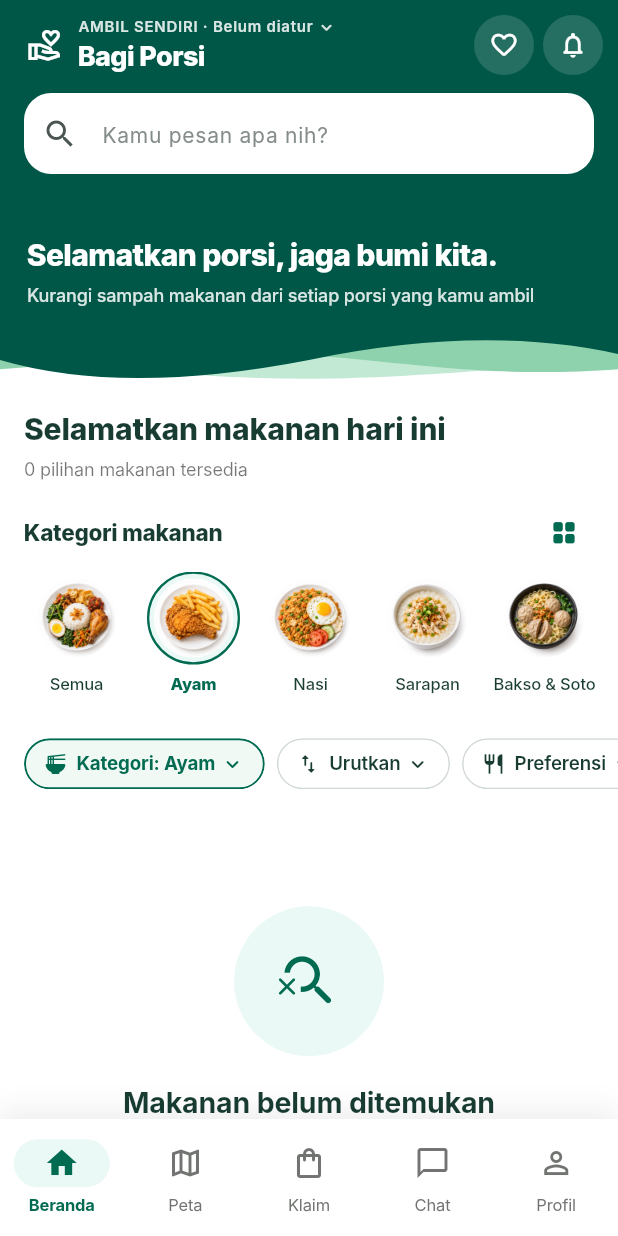
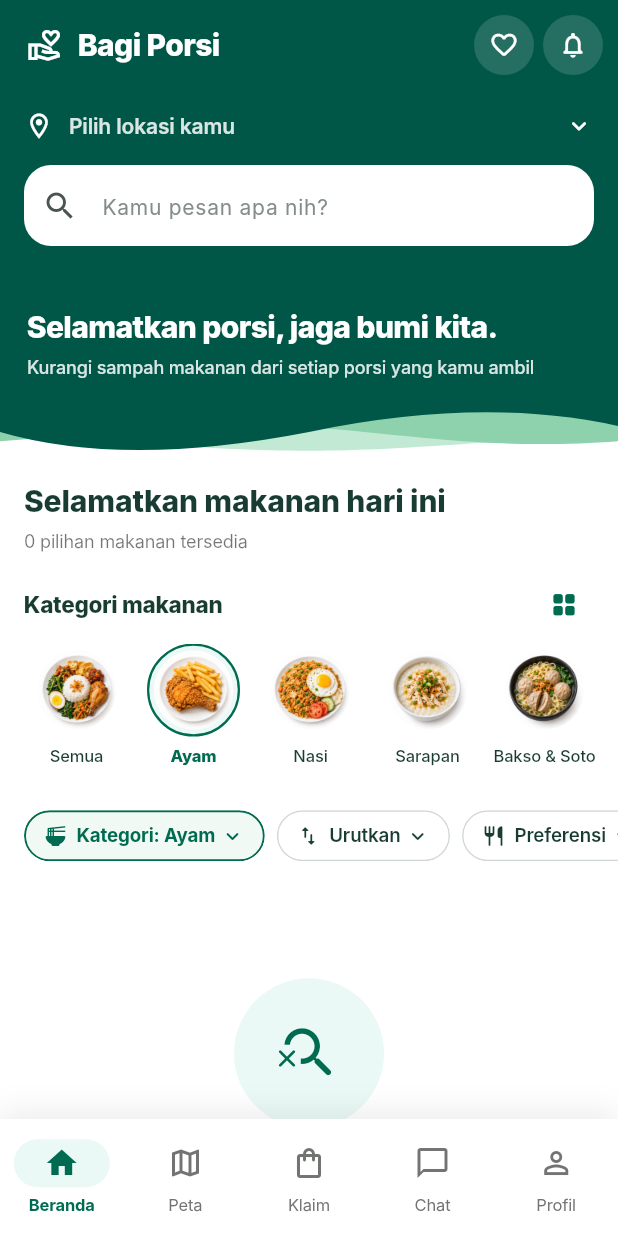
Before and after one commit to khierrro/BagiPorsi, a Flutter app: the screen it shows after launch, after a tap on "Ayam", on a phone screen of 412 x 824 dp. Run offline on Flutter 3.47's test engine with Material 3 defaults, Android fonts, the phone set to English and light mode, and no system bars; our stand-ins replace qr_flutter, shared_preferences; network calls fail; Roboto replaces fonts that are missing (Plus Jakarta Sans).

Commit message:
ui: separate home location row and refine hover feedback

```diff
--- a/lib/screens/klaim_saya.dart
+++ b/lib/screens/klaim_saya.dart
@@ -857,11 +857,19 @@ class _KlaimSayaState extends State<KlaimSaya> with WidgetsBindingObserver {
                   );
                 },
               ),
+              const SizedBox(height: 12),
               TextButton(
                 onPressed: _store!.busy ? null : () => _cancel(claim),
-                style: TextButton.styleFrom(
-                  foregroundColor: const Color(0xFFBB5547),
-                ),
+                style:
+                    TextButton.styleFrom(
+                      foregroundColor: const Color(0xFFBB5547),
+                    ).copyWith(
+                      overlayColor: WidgetStateProperty.resolveWith<Color?>(
+                        (states) => states.contains(WidgetState.hovered)
+                            ? Colors.transparent
+                            : null,
+                      ),
+                    ),
                 child: const Text('Batalkan klaim'),
               ),
             ],
--- a/lib/screens/listing_makanan.dart
+++ b/lib/screens/listing_makanan.dart
@@ -48,6 +48,9 @@ class _ListingMakananState extends State<ListingMakanan> {
         0,
         double.infinity,
       );
+
+  double get _locationExtent =>
+      math.max(48, MediaQuery.textScalerOf(context).scale(14) + 24);
 
   static const _categories = [
     'Semua',
@@ -353,8 +356,8 @@ class _ListingMakananState extends State<ListingMakanan> {
       scrolledUnderElevation: 0,
       shape: Border(bottom: BorderSide(color: borderColor)),
       toolbarHeight: _toolbarHeight,
-      collapsedHeight: _toolbarHeight + _searchExtent,
-      expandedHeight: _toolbarHeight + _searchExtent,
+      collapsedHeight: _toolbarHeight + _locationExtent + _searchExtent,
+      expandedHeight: _toolbarHeight + _locationExtent + _searchExtent,
       leadingWidth: 52,
       titleSpacing: 0,
       centerTitle: false,
@@ -371,54 +374,14 @@ class _ListingMakananState extends State<ListingMakanan> {
           size: 24,
         ),
       ),
-      title: ListenableBuilder(
-        listenable: _profile,
-        builder: (context, _) => InkWell(
-          borderRadius: BorderRadius.circular(10),
-          onTap: () => chooseUserLocation(context, _profile),
-          child: FittedBox(
-            fit: BoxFit.scaleDown,
-            alignment: Alignment.centerLeft,
-            child: Column(
-              crossAxisAlignment: CrossAxisAlignment.start,
-              mainAxisSize: MainAxisSize.min,
-              children: [
-                Row(
-                  mainAxisSize: MainAxisSize.min,
-                  children: [
-                    Text(
-                      'AMBIL SENDIRI · ${_profile.location ?? "Belum diatur"}',
-                      maxLines: 1,
-                      overflow: TextOverflow.ellipsis,
-                      style: TextStyle(
-                        fontSize: 10,
-                        fontWeight: FontWeight.w600,
-                        letterSpacing: 0.5,
-                        color: subtitleColor,
-                      ),
-                    ),
-                    const SizedBox(width: 2),
-                    Icon(
-                      Icons.keyboard_arrow_down_rounded,
-                      size: 14,
-                      color: subtitleColor,
-                    ),
-                  ],
-                ),
-                const SizedBox(height: 1),
-                const Text(
+      title: const Text(
         'Bagi Porsi',
         maxLines: 1,
         overflow: TextOverflow.ellipsis,
         style: TextStyle(
-                    fontSize: 18,
+          fontSize: 20,
           fontWeight: FontWeight.w800,
           letterSpacing: -0.4,
-                  ),
-                ),
-              ],
-            ),
-          ),
         ),
       ),
       actions: [
@@ -463,7 +426,69 @@ class _ListingMakananState extends State<ListingMakanan> {
         child: Stack(
           children: [
             Positioned(
-              top: MediaQuery.paddingOf(context).top + _toolbarHeight + 2,
+              top: MediaQuery.paddingOf(context).top + _toolbarHeight,
+              left: 16,
+              right: 16,
+              child: SizedBox(
+                height: _locationExtent,
+                child: ListenableBuilder(
+                  listenable: _profile,
+                  builder: (context, _) {
+                    final active = _profile.savedLocations
+                        .where((place) => place.id == _profile.activeLocationId)
+                        .firstOrNull;
+                    final label = active == null
+                        ? (_profile.location ?? 'Pilih lokasi kamu')
+                        : '${active.label} · ${active.address}';
+                    return Semantics(
+                      label: 'Pilih lokasi pengguna',
+                      child: Material(
+                        color: Colors.transparent,
+                        child: InkWell(
+                          borderRadius: BorderRadius.circular(10),
+                          hoverColor: Colors.transparent,
+                          onTap: () => chooseUserLocation(context, _profile),
+                          child: Row(
+                            children: [
+                              Icon(
+                                Icons.location_on_outlined,
+                                size: 20,
+                                color: foreground,
+                              ),
+                              const SizedBox(width: 10),
+                              Expanded(
+                                child: Text(
+                                  label,
+                                  maxLines: 1,
+                                  overflow: TextOverflow.ellipsis,
+                                  style: TextStyle(
+                                    fontSize: 14,
+                                    fontWeight: FontWeight.w600,
+                                    color: subtitleColor,
+                                  ),
+                                ),
+                              ),
+                              const SizedBox(width: 8),
+                              Icon(
+                                Icons.keyboard_arrow_down_rounded,
+                                size: 20,
+                                color: foreground,
+                              ),
+                            ],
+                          ),
+                        ),
+                      ),
+                    );
+                  },
+                ),
+              ),
+            ),
+            Positioned(
+              top:
+                  MediaQuery.paddingOf(context).top +
+                  _toolbarHeight +
+                  _locationExtent +
+                  2,
               left: 16,
               right: 16,
               child: SizedBox(
```
Lines whose indentation alone changed are shown as unchanged.
